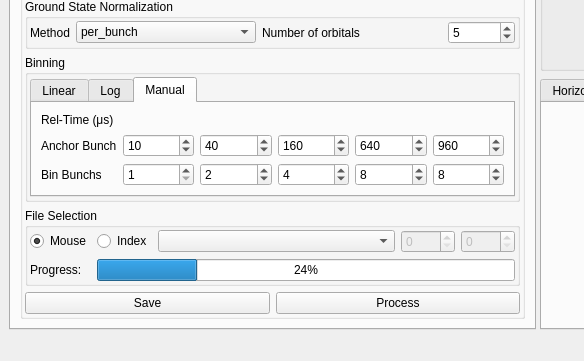
Above: src/trxasviewer/viewer.ui from AdvancedPhotonSource/trxasviewer before the change; both pictures show x 0 to 584 and y 445 to 806 of the 1403 by 806 pixel window. Below: the same form after it.
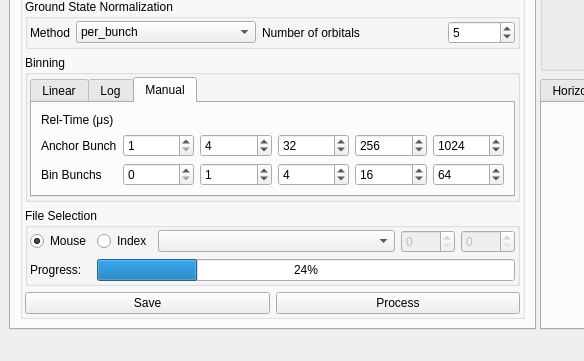
That is the form after the change. The open tabs and pages were chosen to show the change. Custom widgets are drawn as their Qt base class.

Diff of the .ui file:
```diff
--- a/src/trxasviewer/viewer.ui
+++ b/src/trxasviewer/viewer.ui
@@ -291,7 +291,7 @@
                         <number>9999</number>
                        </property>
                        <property name="value">
-                        <number>40</number>
+                        <number>4</number>
                        </property>
                       </widget>
                      </item>
@@ -318,20 +318,20 @@
                         <number>9999</number>
                        </property>
                        <property name="value">
-                        <number>640</number>
+                        <number>256</number>
                        </property>
                       </widget>
                      </item>
                      <item row="3" column="3">
                       <widget class="QSpinBox" name="spinBox_anchor2">
                        <property name="minimum">
-                        <number>1</number>
+                        <number>0</number>
                        </property>
                        <property name="maximum">
                         <number>9999</number>
                        </property>
                        <property name="value">
-                        <number>160</number>
+                        <number>32</number>
                        </property>
                       </widget>
                      </item>
@@ -344,30 +344,33 @@
                         <number>9999</number>
                        </property>
                        <property name="value">
-                        <number>10</number>
+                        <number>1</number>
                        </property>
                       </widget>
                      </item>
                      <item row="4" column="1">
                       <widget class="QSpinBox" name="spinBox_numb0">
                        <property name="minimum">
-                        <number>1</number>
+                        <number>0</number>
                        </property>
                        <property name="maximum">
-                        <number>9999</number>
+                        <number>10</number>
+                       </property>
+                       <property name="value">
+                        <number>0</number>
                        </property>
                       </widget>
                      </item>
                      <item row="4" column="2">
                       <widget class="QSpinBox" name="spinBox_numb1">
                        <property name="minimum">
-                        <number>0</number>
+                        <number>-1</number>
                        </property>
                        <property name="maximum">
                         <number>9999</number>
                        </property>
                        <property name="value">
-                        <number>2</number>
+                        <number>1</number>
                        </property>
                       </widget>
                      </item>
@@ -387,13 +390,13 @@
                      <item row="4" column="4">
                       <widget class="QSpinBox" name="spinBox_numb3">
                        <property name="minimum">
-                        <number>0</number>
+                        <number>-1</number>
                        </property>
                        <property name="maximum">
                         <number>9999</number>
                        </property>
                        <property name="value">
-                        <number>8</number>
+                        <number>16</number>
                        </property>
                       </widget>
                      </item>
@@ -403,17 +406,20 @@
                         <number>9999</number>
                        </property>
                        <property name="value">
-                        <number>960</number>
+                        <number>1024</number>
                        </property>
                       </widget>
                      </item>
                      <item row="4" column="5">
                       <widget class="QSpinBox" name="spinBox_numb4">
+                       <property name="minimum">
+                        <number>-1</number>
+                       </property>
                        <property name="maximum">
                         <number>9999</number>
                        </property>
                        <property name="value">
-                        <number>8</number>
+                        <number>64</number>
                        </property>
                       </widget>
                      </item>
```
Left out of the diff: 13 changed lines with no effect on the pictures.
